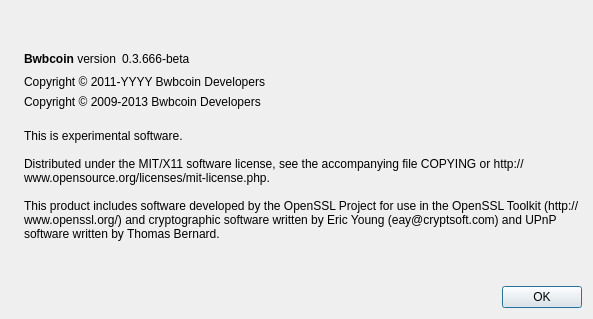
Old version of the form src/qt/forms/aboutdialog.ui in the repository wolfoxonly/bwb.
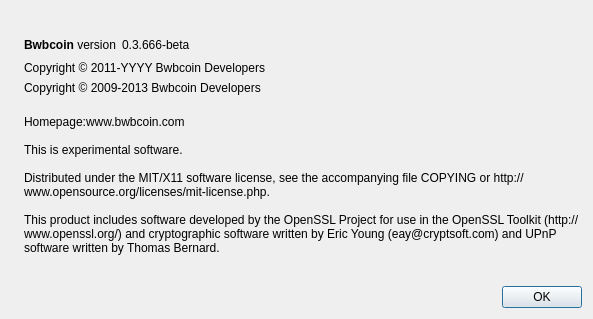
New version of the form. Icons and pictures are not drawn.

```diff
--- a/src/qt/forms/aboutdialog.ui
+++ b/src/qt/forms/aboutdialog.ui
@@ -124,6 +124,8 @@
        </property>
        <property name="text">
         <string>
+Homepage:www.bwbcoin.com
+
 This is experimental software.
 
 Distributed under the MIT/X11 software license, see the accompanying file COPYING or http://www.opensource.org/licenses/mit-license.php.
```
